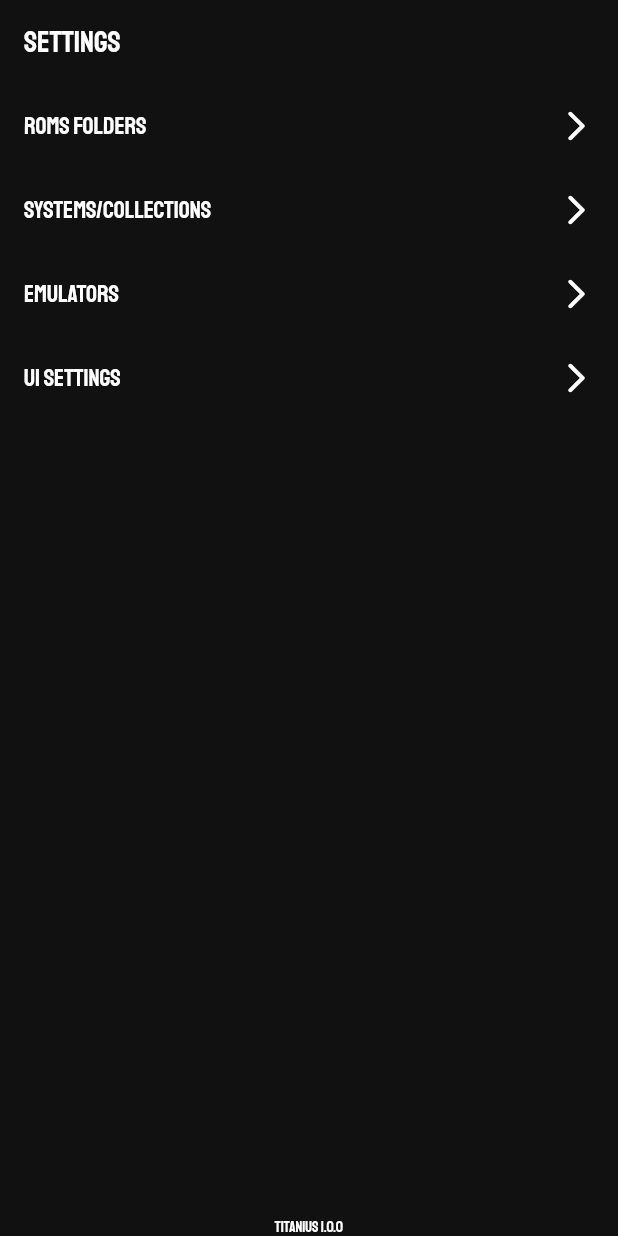
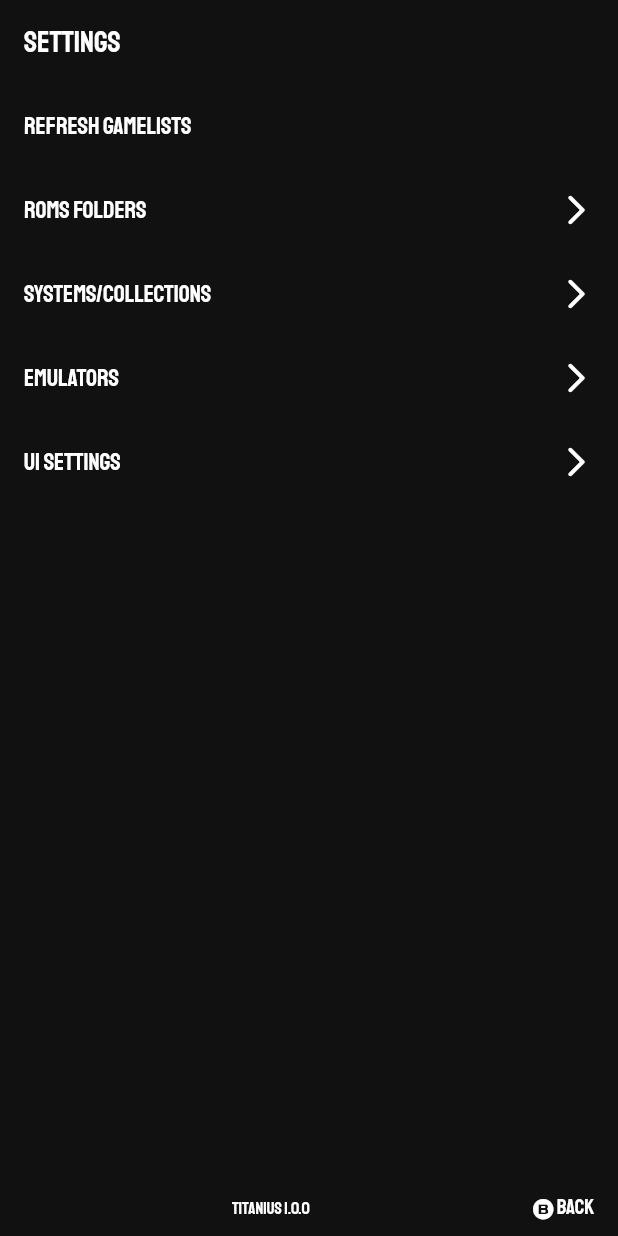
Before and after one commit to dsolonenko/titanius-launcher, a Flutter app: the SettingsPage screen opened by its route, on a phone screen of 412 x 824 dp. Run offline on Flutter 3.47's test engine with Material 2 defaults, Android fonts, the light colour scheme and no system bars; our stand-ins replace battery_plus, connectivity_plus, flex_color_scheme, flutter_hooks, flutter_rating_bar, flutter_riverpod and 11 more; missing offline and left inert: android_intent_plus, async_task, cached_memory_image, device_apps, shared_storage, system_date_time_format; accounts and stored records are empty; generated files the repository leaves out were written again.

Commit message:
Add an option to manually refresh gamelists

```diff
--- a/lib/pages/settings.dart
+++ b/lib/pages/settings.dart
@@ -1,10 +1,13 @@
+import 'package:async_task/async_task_extension.dart';
 import 'package:cached_memory_image/cached_memory_image.dart';
 import 'package:device_apps/device_apps.dart';
 import 'package:flutter/material.dart';
 import 'package:flutter_hooks/flutter_hooks.dart';
+import 'package:fluttertoast/fluttertoast.dart';
 import 'package:grouped_list/grouped_list.dart';
 import 'package:hooks_riverpod/hooks_riverpod.dart';
 import 'package:go_router/go_router.dart';
+import 'package:titanius/data/games.dart';
 import 'package:titanius/data/models.dart';
 import 'package:shared_storage/saf.dart' as saf;
 
@@ -57,14 +60,27 @@ class SettingsPage extends HookConsumerWidget {
       appBar: AppBar(
         title: const Text('Settings'),
       ),
-      bottomNavigationBar: packageInfo.when(
-          data: (data) => Text("${data.appName} ${data.version}", textScaleFactor: 0.7, textAlign: TextAlign.center),
-          loading: () => const CircularProgressIndicator(),
-          error: (error, stackTrace) => Text(error.toString())),
+      bottomNavigationBar: PromptBar(
+        text: packageInfo.when(
+            data: (data) => "${data.appName} ${data.version}",
+            loading: () => "",
+            error: (error, stackTrace) => error.toString()),
+        actions: const [
+          GamepadPrompt([GamepadButton.b], "Back"),
+        ],
+      ),
       body: ListView(
         children: [
           ListTile(
             autofocus: true,
+            onFocusChange: (value) {},
+            onTap: () {
+              // ignore: unused_result
+              ref.refresh(detectedSystemsProvider).whenData((value) => ref.read(allGamesProvider));
+            },
+            title: const Text('Refresh GameLists'),
+          ),
+          ListTile(
             onFocusChange: (value) {},
             onTap: () {
               context.push("/settings/roms");
--- a/lib/widgets/prompt_bar.dart
+++ b/lib/widgets/prompt_bar.dart
@@ -13,11 +13,11 @@ class GamepadPrompt {
 typedef GamepadPrompts = List<GamepadPrompt>;
 
 class PromptBar extends StatelessWidget {
+  final String text;
   final GamepadPrompts navigations;
   final GamepadPrompts actions;
 
-  const PromptBar(
-      {super.key, this.navigations = const [], this.actions = const []});
+  const PromptBar({super.key, this.text = "", this.navigations = const [], this.actions = const []});
 
   @override
   Widget build(BuildContext context) {
@@ -29,7 +29,7 @@ class PromptBar extends StatelessWidget {
                 buttons: e.buttons,
                 prompt: e.prompt,
               )),
-          const Spacer(),
+          Expanded(child: Text(text, textScaleFactor: 0.8, textAlign: TextAlign.center)),
           ...actions.map((e) => GamepadPromptWidget(
                 buttons: e.buttons,
                 prompt: e.prompt,
```
